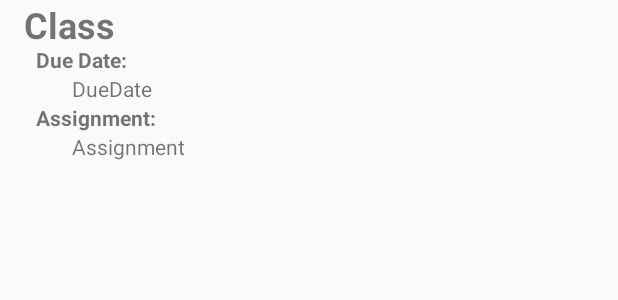
After one commit to Rumbaugh14/CampusCompass, an Android app: the layout homework_adapter.xml on its own in the app's theme, with its tools: preview values and no code run, on a phone screen of 412 x 824 dp. The commit adds this screen. Shown: the top 300 px of the screen. Run offline under Robolectric (Android 15) with nearby library versions, the phone set to English and light mode, and no system bars.

Commit message:
Update to Homework: - Homework is now under Homework tab - Created custom adapter for list view - Text fields now clear when entering data

```diff
--- a/app/src/main/java/com/example/shane/campuscompass/CreateHomework.java
+++ b/app/src/main/java/com/example/shane/campuscompass/CreateHomework.java
@@ -45,6 +45,10 @@ public class CreateHomework extends Fragment {
                 } else {
                     toastMessage("One or more fields do not contain data!", v);
                 }
+
+                editCourse.setText("");
+                editAssignment.setText("");
+                editDueDate.setText("");
             }
         });
 
--- /dev/null
+++ b/app/src/main/res/layout/homework_adapter.xml
@@ -0,0 +1,68 @@
+<?xml version="1.0" encoding="utf-8"?>
+<android.support.constraint.ConstraintLayout
+    xmlns:android="http://schemas.android.com/apk/res/android"
+    xmlns:app="http://schemas.android.com/apk/res-auto"
+    xmlns:tools="http://schemas.android.com/tools"
+    android:layout_width="match_parent"
+    android:layout_height="match_parent">
+
+    <LinearLayout
+        android:layout_width="383dp"
+        android:layout_height="wrap_content"
+        android:orientation="vertical">
+
+        <TextView
+            android:id="@+id/classText2"
+            android:layout_width="match_parent"
+            android:layout_height="30dp"
+            android:layout_marginLeft="16dp"
+            android:text="Class"
+            android:textSize="24sp"
+            android:textStyle="bold"
+            tools:layout_editor_absoluteX="25dp"
+            tools:layout_editor_absoluteY="5dp" />
+
+        <TextView
+            android:id="@+id/label"
+            android:layout_width="match_parent"
+            android:layout_height="wrap_content"
+            android:layout_marginLeft="24dp"
+            android:layout_marginRight="24dp"
+            android:text="Due Date:"
+            android:textStyle="bold"
+            app:layout_constraintLeft_toLeftOf="parent"
+            tools:layout_editor_absoluteY="45dp" />
+
+        <TextView
+            android:id="@+id/dueDateText"
+            android:layout_width="match_parent"
+            android:layout_height="wrap_content"
+            android:layout_marginLeft="48dp"
+            android:layout_marginRight="48dp"
+            android:text="DueDate"
+            tools:layout_editor_absoluteX="47dp"
+            tools:layout_editor_absoluteY="64dp" />
+
+        <TextView
+            android:id="@+id/label2"
+            android:layout_width="match_parent"
+            android:layout_height="wrap_content"
+            android:layout_marginLeft="24dp"
+            android:layout_marginRight="24dp"
+            android:text="Assignment:"
+            android:textStyle="bold"
+            tools:layout_editor_absoluteX="25dp"
+            tools:layout_editor_absoluteY="90dp" />
+
+        <TextView
+            android:id="@+id/assignmentText"
+            android:layout_width="match_parent"
+            android:layout_height="wrap_content"
+            android:layout_marginLeft="48dp"
+            android:layout_marginRight="48dp"
+            android:maxLines="4"
+            android:text="Assignment"
+            tools:layout_editor_absoluteX="47dp"
+            tools:layout_editor_absoluteY="109dp" />
+    </LinearLayout>
+</android.support.constraint.ConstraintLayout>
```
Also changed, not shown: app/src/main/java/com/example/shane/campuscompass/HomeworkAdapter.java (added, +56 -0 lines), app/src/main/java/com/example/shane/campuscompass/HomeworkListActivity.java (+22 -6 lines), app/src/main/java/com/example/shane/campuscompass/MainActivity.java (+4 -4 lines).
